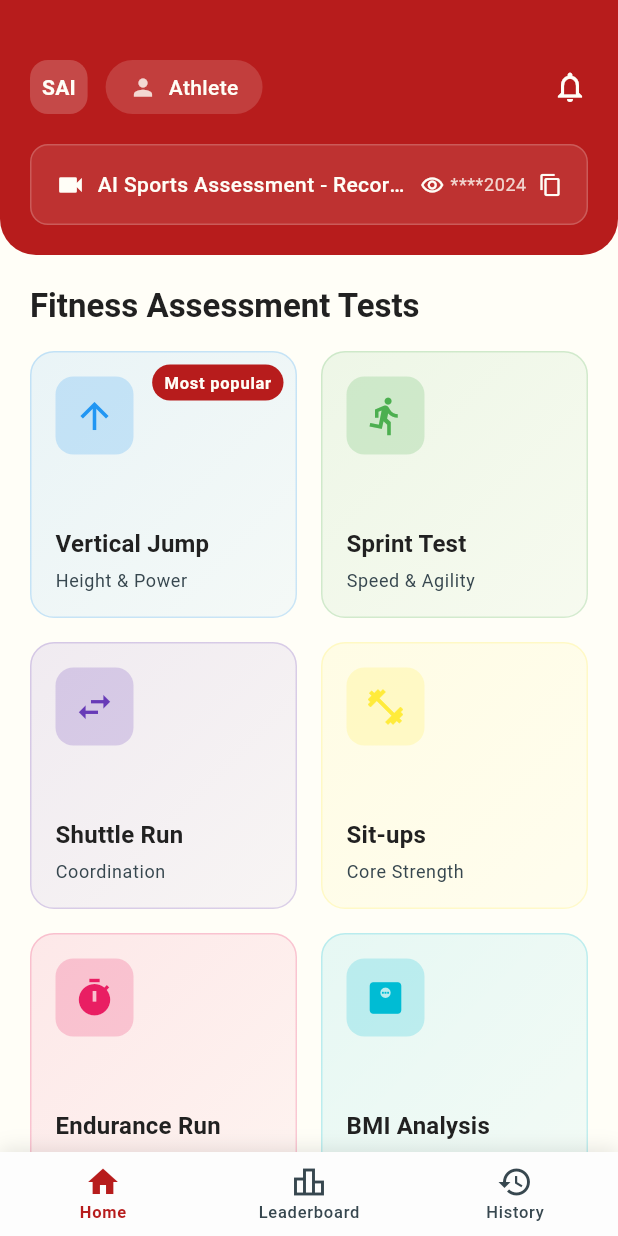
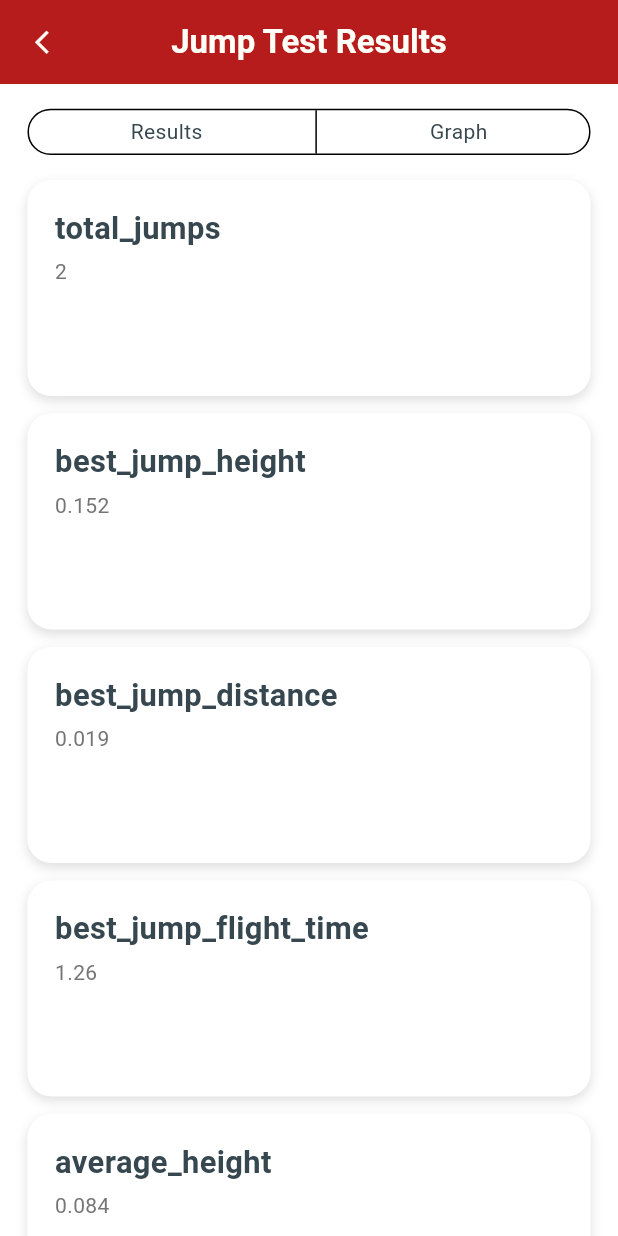
Before and after one commit to NamanGoyalK/sih2025, a Flutter app: the MainPage screen opened by its route, after a tap on "Vertical Jump", on a phone screen of 412 x 824 dp. Run offline on Flutter 3.47's test engine with Material 3 defaults, Android fonts, the light colour scheme and no system bars; our stand-ins replace flutter_screenutil, go_router, lottie, syncfusion_flutter_charts.

Commit message:
feat: results page

```diff
--- a/sih_internal_app_1/lib/src/routes/router.dart
+++ b/sih_internal_app_1/lib/src/routes/router.dart
@@ -2,6 +2,7 @@ import 'package:flutter/material.dart';
 import 'package:go_router/go_router.dart';
 import 'package:sih_internal_app_1/src/ui/onboarding/login/login_page.dart';
 import 'package:sih_internal_app_1/src/ui/onboarding/register/register_page.dart';
+import 'package:sih_internal_app_1/src/ui/results/result_page.dart';
 import 'package:sih_internal_app_1/src/ui/view/main_page.dart';
 
 final router = GoRouter(
@@ -23,5 +24,9 @@ final router = GoRouter(
       GoRoute(
         path: '/main',
         pageBuilder: (context, state) => const MaterialPage(child: MainPage()),
+      ),
+      GoRoute(
+        path: '/results',
+        pageBuilder: (context, state) => MaterialPage(child: ResultsPage()),
       )
     ]);
--- /dev/null
+++ b/sih_internal_app_1/lib/src/ui/results/result_page.dart
@@ -0,0 +1,204 @@
+import 'package:flutter/material.dart';
+import 'package:flutter_screenutil/flutter_screenutil.dart';
+import 'package:go_router/go_router.dart';
+import 'package:syncfusion_flutter_charts/charts.dart';
+
+class ResultsPage extends StatefulWidget {
+  @override
+  State<ResultsPage> createState() => _ResultsPageState();
+}
+
+class _ResultsPageState extends State<ResultsPage> {
+  final summary = {
+    "total_jumps": 2,
+    "best_jump_height": 0.152,
+    "best_jump_distance": 0.019,
+    "best_jump_flight_time": 1.26,
+    "average_height": 0.084,
+    "average_distance": 0.015,
+    "average_knee_angle": 138.3,
+    "average_flight_time": 0.69
+  };
+
+  final jumps = [
+    {
+      "Jump Height (relative)": 0.152,
+      "Jump Distance (relative)": 0.019,
+      "Knee Angle at crouch": 140.0,
+      "Flight Time (s)": 1.26
+    },
+    {
+      "Jump Height (relative)": 0.016,
+      "Jump Distance (relative)": 0.011,
+      "Knee Angle at crouch": 136.6,
+      "Flight Time (s)": 0.11
+    },
+  ];
+
+  String selectedMetric = "Jump Height (relative)";
+
+  @override
+  Widget build(BuildContext context) {
+    return Scaffold(
+      backgroundColor: Colors.white,
+      appBar: AppBar(
+        shadowColor: Colors.grey,
+        title: Text(
+          'Jump Test Results',
+          style: TextStyle(
+            fontWeight: FontWeight.w600,
+          ),
+        ),
+        centerTitle: true,
+        leading: IconButton(
+          onPressed: () => context.go("/main"),
+          icon: Icon(Icons.arrow_back_ios_new, size: 16.sp),
+        ),
+      ),
+      body: CustomScrollView(
+        physics: BouncingScrollPhysics(),
+        slivers: [
+          // Header container
+          SliverToBoxAdapter(
+            child: Padding(
+              padding: EdgeInsets.only(top: 16.h, left: 16.w, right: 16.w),
+              child: Container(
+                height: 30.h,
+                width: 80.w,
+                child: Row(
+                  mainAxisAlignment: MainAxisAlignment.spaceEvenly,
+                  children: [
+                    GestureDetector(
+
+                      child: Text("Results"),
+                      onTap: () {},
+                    ),
+                    VerticalDivider(
+                      color: Colors.black,
+                    ),
+                    GestureDetector(
+
+                      child: Text("Graph"),
+                      onTap: () {},
+                    ),
+                  ],
+                ),
+                decoration: BoxDecoration(
+                  borderRadius: BorderRadius.circular(30),
+                  border: Border.all(color: Colors.black),
+                ),
+              ),
+            ),
+          ),
+          // Summary cards
+          SliverToBoxAdapter(
+            child: Padding(
+              padding: EdgeInsets.only(top: 16.h, left: 16.w, right: 16.w),
+              child: Wrap(
+                spacing: 10.sp,
+                runSpacing: 10.sp,
+                children: summary.entries.map((e) {
+                  return Container(
+                    height: 140.h,
+                    width: double.maxFinite,
+                    padding: EdgeInsets.all(16.sp),
+                    decoration: BoxDecoration(
+                      color: Colors.white,
+                      borderRadius: BorderRadius.circular(16),
+                      boxShadow: [
+                        BoxShadow(
+                            color: Colors.black12,
+                            blurRadius: 6,
+                            offset: Offset(0, 3))
+                      ],
+                    ),
+                    child: Column(
+                      crossAxisAlignment: CrossAxisAlignment.start,
+                      children: [
+                        Text(e.key,
+                            style: TextStyle(
+                                fontSize: 18.sp, fontWeight: FontWeight.bold)),
+                        SizedBox(height: 4),
+                        Text(e.value.toString(),
+                            style: TextStyle(color: Colors.grey[600])),
+                      ],
+                    ),
+                  );
+                }).toList(),
+              ),
+            ),
+          ),
+          // 📈 Chart section
+          SliverToBoxAdapter(
+            child: Padding(
+              padding: EdgeInsets.all(16.sp),
+              child: Column(
+                crossAxisAlignment: CrossAxisAlignment.start,
+                children: [
+                  Text('Compare Jumps by:',
+                      style: TextStyle(
+                          fontSize: 16.sp, fontWeight: FontWeight.bold)),
+                  SizedBox(height: 8.h),
+                  DropdownButton<String>(
+                    value: selectedMetric,
+                    items: [
+                      "Jump Height (relative)",
+                      "Jump Distance (relative)",
+                      "Knee Angle at crouch",
+                      "Flight Time (s)"
+                    ]
+                        .map((e) => DropdownMenuItem(value: e, child: Text(e)))
+                        .toList(),
+                    onChanged: (val) {
+                      setState(() => selectedMetric = val!);
+                    },
+                  ),
+                  SizedBox(height: 16.h),
+                  Container(
+                    height: 250.h,
+                    decoration: BoxDecoration(
+                      color: Colors.white,
+                      borderRadius: BorderRadius.circular(16),
+                      boxShadow: [
+                        BoxShadow(
+                            color: Colors.black12,
+                            blurRadius: 6,
+                            offset: Offset(0, 3))
+                      ],
+                    ),
+                    padding: EdgeInsets.all(12.sp),
+                    child: SfCartesianChart(
+                      primaryXAxis: CategoryAxis(),
+                      title: ChartTitle(text: '$selectedMetric across jumps'),
+                      series: <LineSeries<Map<String, dynamic>, String>>[
+                        LineSeries<Map<String, dynamic>, String>(
+                          dataSource: jumps,
+                          xValueMapper: (data, index) => 'Jump ${index + 1}',
+                          yValueMapper: (data, _) =>
+                              data[selectedMetric] as num,
+                          markerSettings: MarkerSettings(isVisible: true),
+                          dataLabelSettings: DataLabelSettings(isVisible: true),
+                        ),
+                      ],
+                    ),
+                  ),
+                ],
+              ),
+            ),
+          ),
+          // Optional footer
+          SliverToBoxAdapter(
+            child: Padding(
+              padding: EdgeInsets.only(
+                  top: 0, bottom: 16.h, left: 16.w, right: 16.w),
+              child: ElevatedButton(
+                onPressed: () {},
+                child: Text('Download Results'),
+              ),
+            ),
+          ),
+        ],
+      ),
+    );
+  }
+}
--- a/sih_internal_app_1/lib/src/ui/view/homepage.dart
+++ b/sih_internal_app_1/lib/src/ui/view/homepage.dart
@@ -1,6 +1,7 @@
 import 'package:flutter/material.dart';
 import 'notification_page.dart';
 import 'profile_page.dart';
+import 'package:go_router/go_router.dart';
 
 class HomePage extends StatelessWidget {
   const HomePage({super.key});
@@ -196,6 +197,9 @@ class HomePage extends StatelessWidget {
                       Colors.blue,
                       'Height & Power',
                       'Most popular',
+                      () {
+                        context.go("/results");
+                      },
                     ),
                     _buildTestCard(
                       context,
@@ -427,14 +431,13 @@ class HomePage extends StatelessWidget {
   }
 
   Widget _buildTestCard(BuildContext context, String title, IconData icon,
-      Color color, String subtitle, String? badge) {
+      Color color, String subtitle, String? badge, [VoidCallback? onTap]) {
     final theme = Theme.of(context);
     final colorScheme = theme.colorScheme;
+    onTap ??= (){};
 
     return InkWell(
-      onTap: () {
-
-      },
+      onTap: onTap,
       child: Container(
         decoration: BoxDecoration(
           gradient: LinearGradient(
--- a/sih_internal_app_1/pubspec.yaml
+++ b/sih_internal_app_1/pubspec.yaml
@@ -15,6 +15,7 @@ dependencies:
   dio: ^5.9.0
   google_fonts: ^6.3.1
   lottie: ^3.3.2
+  syncfusion_flutter_charts: ^31.1.19
 
 dev_dependencies:
   flutter_test:
```
Also changed, not shown: sih_internal_app_1/pubspec.lock.
